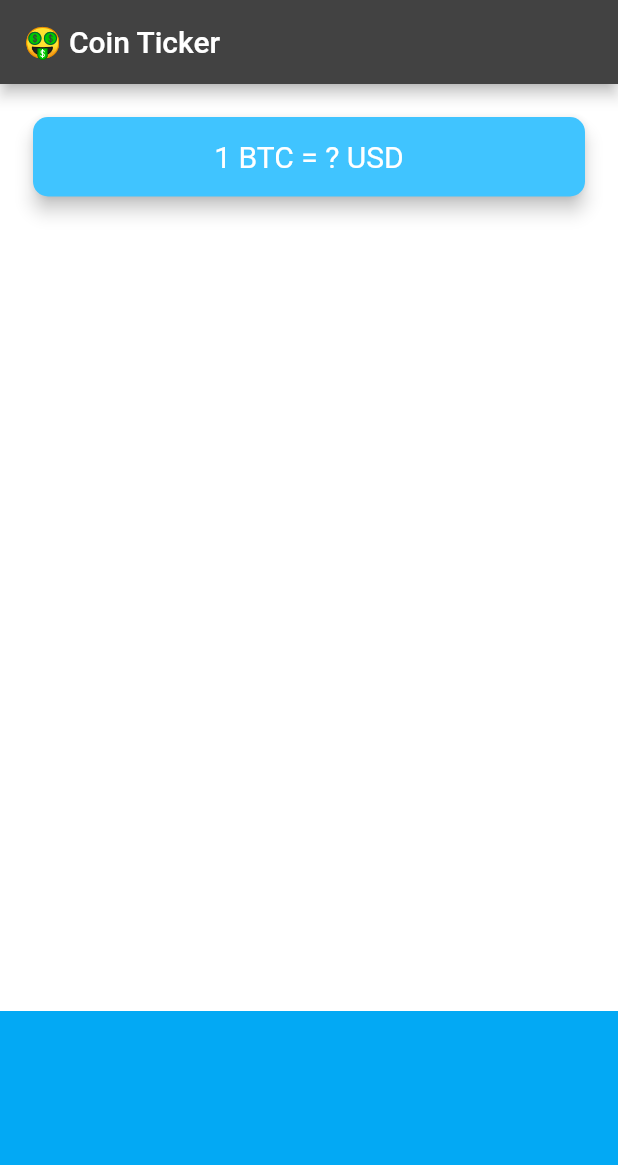
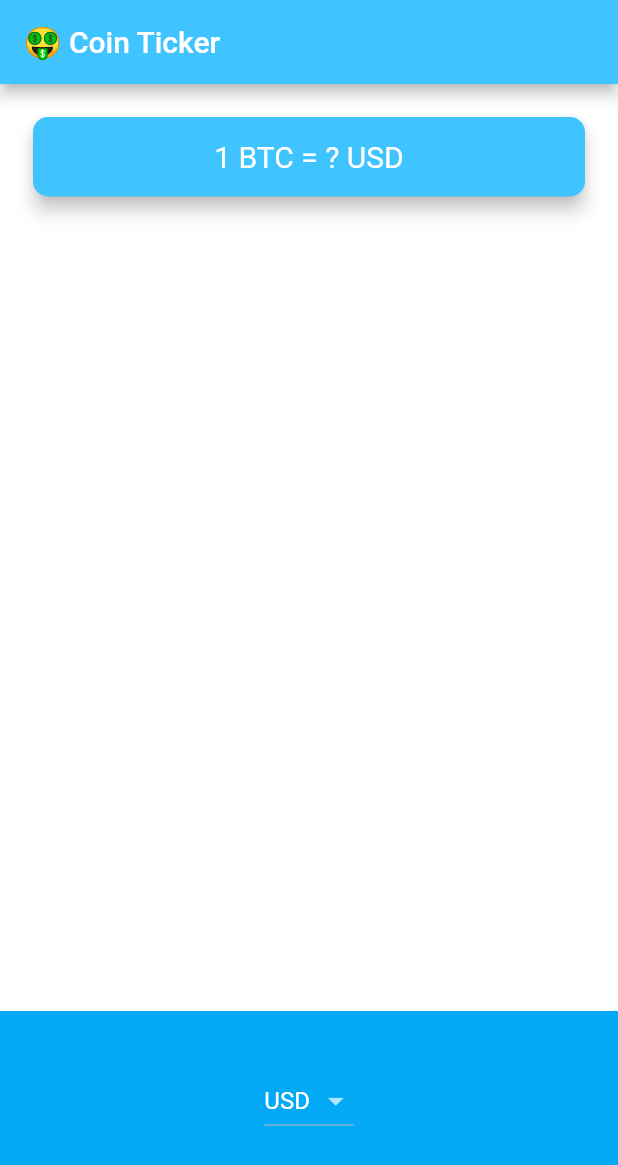
Before and after one commit to helzixxx/bitcoin_ticker_flu, a Flutter app: the screen it shows after launch, on a phone screen of 412 x 824 dp. Shown: the top 1165 px of the screen. Run offline on Flutter 3.47's test engine with Material 2 defaults, Android fonts, the phone set to English and light mode, and no system bars.

Commit message:
dropdown menu

```diff
--- a/lib/price_screen.dart
+++ b/lib/price_screen.dart
@@ -1,4 +1,8 @@
+import 'dart:io';
+
 import 'package:flutter/material.dart';
+import 'coin_data.dart';
+import 'package:flutter/cupertino.dart';
 
 class PriceScreen extends StatefulWidget {
   @override
@@ -6,11 +10,55 @@ class PriceScreen extends StatefulWidget {
 }
 
 class _PriceScreenState extends State<PriceScreen> {
+  String currentValue = 'USD';
+
+  DropdownButton<String> getDropDownButton() {
+    return DropdownButton<String>(
+      value: currentValue,
+      items: getMenuItemList(),
+      onChanged: (String? value) {
+        currentValue = value!;
+      },
+    );
+  }
+
+  CupertinoPicker getCupertinoPicker() {
+    return CupertinoPicker(
+      itemExtent: 32.0,
+      onSelectedItemChanged: (int value) {
+        print(value);
+      },
+      children: getCupertinoItemList(),
+    );
+  }
+
+  List<DropdownMenuItem<String>> getMenuItemList() {
+    List<DropdownMenuItem<String>> newList = [];
+    for (var i = 0; i < currenciesList.length - 1; i++) {
+      newList.add(
+        DropdownMenuItem<String>(
+          value: currenciesList[i],
+          child: Text(currenciesList[i]),
+        ),
+      );
+    }
+    return newList;
+  }
+
+  List<Text> getCupertinoItemList() {
+    List<Text> newList = [];
+    for (String currency in currenciesList) {
+      newList.add(Text(currency));
+    }
+    return newList;
+  }
+
   @override
   Widget build(BuildContext context) {
     return Scaffold(
       appBar: AppBar(
         title: Text('🤑 Coin Ticker'),
+        backgroundColor: Colors.lightBlueAccent,
       ),
       body: Column(
         mainAxisAlignment: MainAxisAlignment.spaceBetween,
@@ -24,7 +72,7 @@ class _PriceScreenState extends State<PriceScreen> {
               shape: RoundedRectangleBorder(
                 borderRadius: BorderRadius.circular(10.0),
               ),
-              child: Padding(
+              child: const Padding(
                 padding: EdgeInsets.symmetric(vertical: 15.0, horizontal: 28.0),
                 child: Text(
                   '1 BTC = ? USD',
@@ -42,7 +90,7 @@ class _PriceScreenState extends State<PriceScreen> {
             alignment: Alignment.center,
             padding: EdgeInsets.only(bottom: 30.0),
             color: Colors.lightBlue,
-            child: null,
+            child: Platform.isIOS ? getCupertinoPicker() : getDropDownButton(),
           ),
         ],
       ),
```
Also changed, not shown: lib/coin_api.dart (added).
